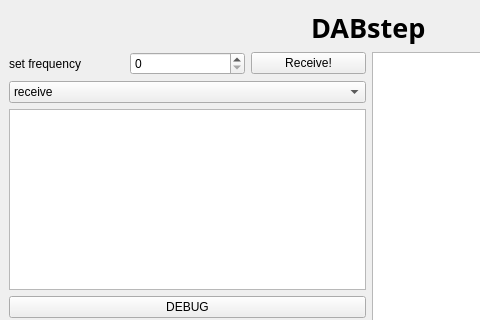
Qt form python/GUI/user_frontend.ui (rubund/gr-dab) before a commit; both pictures show x 0 to 480 and y 0 to 320 of the 738 by 544 pixel window.
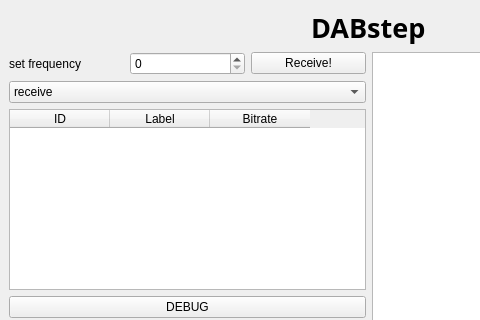
The same form after that commit.

Commit message: GUI: write json in table

```diff
--- a/python/GUI/user_frontend.ui
+++ b/python/GUI/user_frontend.ui
@@ -78,7 +78,23 @@
          </widget>
         </item>
         <item>
-         <widget class="QTableWidget" name="tableWidget"/>
+         <widget class="QTableWidget" name="table_mci">
+          <column>
+           <property name="text">
+            <string>ID</string>
+           </property>
+          </column>
+          <column>
+           <property name="text">
+            <string>Label</string>
+           </property>
+          </column>
+          <column>
+           <property name="text">
+            <string>Bitrate</string>
+           </property>
+          </column>
+         </widget>
         </item>
         <item>
          <widget class="QPushButton" name="btn_debug">
```
The commit also changes 5 other files.
